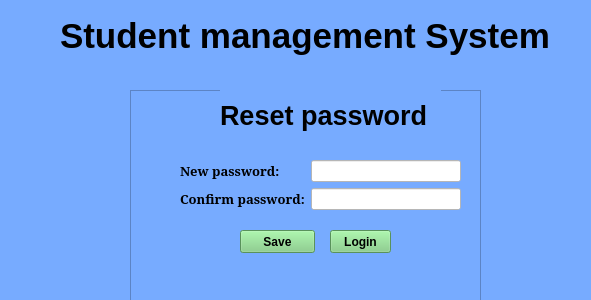
Qt form Windows/login/reset_password.ui (sangwani-coder/PyQt5-SDMS-Desktop) before a commit.
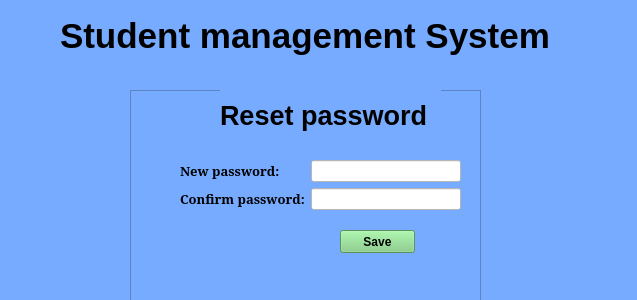
The same form after that commit.

```diff
--- a/Windows/login/reset_password.ui
+++ b/Windows/login/reset_password.ui
@@ -6,7 +6,7 @@
    <rect>
     <x>0</x>
     <y>0</y>
-    <width>591</width>
+    <width>637</width>
     <height>300</height>
    </rect>
   </property>
@@ -90,7 +90,7 @@
    <widget class="QPushButton" name="pushButton">
     <property name="geometry">
      <rect>
-      <x>110</x>
+      <x>210</x>
       <y>140</y>
       <width>75</width>
       <height>23</height>
@@ -109,28 +109,6 @@
      <string>Save</string>
     </property>
    </widget>
-   <widget class="QPushButton" name="pushButton_2">
-    <property name="geometry">
-     <rect>
-      <x>200</x>
-      <y>140</y>
-      <width>61</width>
-      <height>23</height>
-     </rect>
-    </property>
-    <property name="font">
-     <font>
-      <weight>75</weight>
-      <bold>true</bold>
-     </font>
-    </property>
-    <property name="styleSheet">
-     <string notr="true">background-color: rgb(125, 205, 127);</string>
-    </property>
-    <property name="text">
-     <string>Login</string>
-    </property>
-   </widget>
    <widget class="QLabel" name="label_3">
     <property name="geometry">
      <rect>
```
